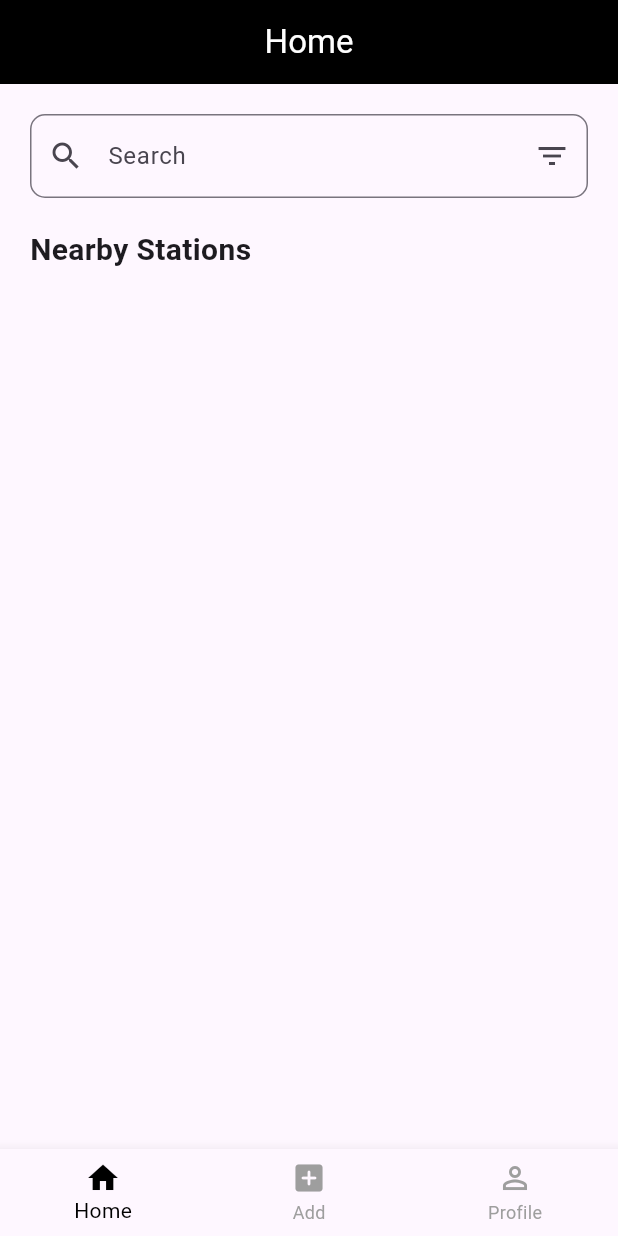
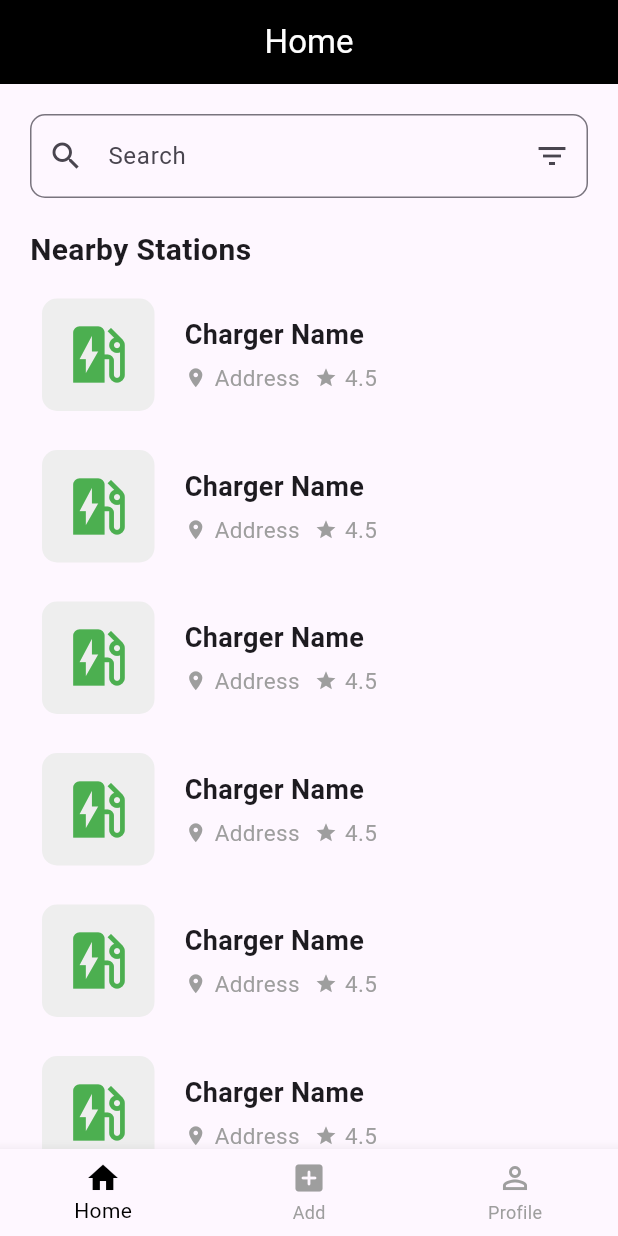
Before and after one commit to tamiratdereje/ChargeRoute, a Flutter app: the screen it shows after launch, on a phone screen of 412 x 824 dp. Run offline on Flutter 3.47's test engine with Material 2 defaults, Android fonts, the phone set to English and light mode, and no system bars; our stand-ins replace bloc.

Commit message:
finish home ui

```diff
--- a/mobile/lib/presentation/pages/home/home.dart
+++ b/mobile/lib/presentation/pages/home/home.dart
@@ -1,12 +1,11 @@
 import 'package:charge_station_finder/presentation/pages/core/widgets/appBar.dart';
+import 'package:charge_station_finder/presentation/pages/home/widgets/charger_tile.dart';
 import 'package:charge_station_finder/presentation/pages/home/widgets/nearby_header.dart';
 import 'package:charge_station_finder/presentation/pages/home/widgets/searchField.dart';
-import 'package:flutter/cupertino.dart';
 import 'package:flutter/material.dart';
 
 class HomePage extends StatelessWidget {
-  HomePage({super.key});
-  var cards = const <Widget>[];
+  const HomePage({super.key});
 
   @override
   Widget build(BuildContext context) {
@@ -16,11 +15,14 @@ class HomePage extends StatelessWidget {
         children: [
           const SearchField(),
           const NearbyHeader(),
-          ListView.builder(
-            itemBuilder: (context, index) => cards[index],
-            itemCount: cards.length,
-            shrinkWrap: true,
-            physics: const NeverScrollableScrollPhysics(),
+          Expanded(
+            child: ListView.builder(
+              itemBuilder: (context, index) {
+                return const ChargerTile();
+              },
+              itemCount: 10,
+              shrinkWrap: true,
+            ),
           ),
         ],
       ),
--- /dev/null
+++ b/mobile/lib/presentation/pages/home/widgets/charger_tile.dart
@@ -0,0 +1,90 @@
+import 'package:flutter/material.dart';
+
+class ChargerTile extends StatelessWidget {
+  final String name;
+  final String address;
+  final double rating;
+
+  const ChargerTile({
+    super.key,
+    this.name = "Charger Name",
+    this.address = "Address",
+    this.rating = 4.5,
+  });
+
+  @override
+  Widget build(BuildContext context) {
+    return Container(
+      margin: const EdgeInsets.fromLTRB(20, 10, 20, 0),
+      child: InkWell(
+        onTap: () {},
+        borderRadius: BorderRadius.circular(10),
+        child: Padding(
+          padding: const EdgeInsets.all(8.0),
+          child: Row(
+            children: [
+              // Start image
+              Container(
+                  height: 75,
+                  width: 75,
+                  decoration: BoxDecoration(
+                    color: Colors.grey[200],
+                    borderRadius: BorderRadius.circular(10),
+                  ),
+                  child: const Icon(
+                    Icons.ev_station,
+                    size: 50,
+                    color: Colors.green,
+                  )),
+              const SizedBox(width: 20),
+              Column(
+                crossAxisAlignment: CrossAxisAlignment.start,
+                children: [
+                  Text(
+                    name,
+                    style: const TextStyle(
+                      fontSize: 18,
+                      fontWeight: FontWeight.bold,
+                    ),
+                  ),
+                  const SizedBox(height: 5),
+                  Row(
+                    children: [
+                      const Icon(
+                        Icons.location_on,
+                        size: 15,
+                        color: Colors.grey,
+                      ),
+                      const SizedBox(width: 5),
+                      Text(
+                        address,
+                        style: const TextStyle(
+                          fontSize: 15,
+                          color: Colors.grey,
+                        ),
+                      ),
+                      const SizedBox(width: 10),
+                      const Icon(
+                        Icons.star,
+                        size: 15,
+                        color: Colors.grey,
+                      ),
+                      const SizedBox(width: 5),
+                      Text(
+                        rating.toStringAsFixed(1),
+                        style: const TextStyle(
+                          fontSize: 15,
+                          color: Colors.grey,
+                        ),
+                      ),
+                    ],
+                  ),
+                ],
+              ),
+            ],
+          ),
+        ),
+      ),
+    );
+  }
+}
```
